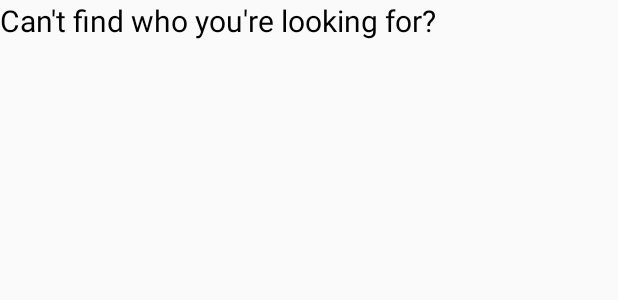
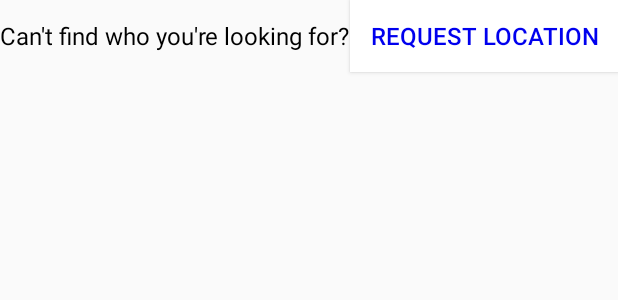
Before and after one commit to AmaarQuadri/Connectr, an Android app: the layout find_friend_list.xml on its own in the app's theme, with its tools: preview values and no code run, on a phone screen of 412 x 824 dp. Shown: the top 300 px of the screen. Run offline under Robolectric (Android 15) with nearby library versions, the phone set to English and light mode, and no system bars.

Commit message:
Changing to test

```diff
--- a/app/src/main/res/layout/find_friend_list.xml
+++ b/app/src/main/res/layout/find_friend_list.xml
@@ -19,13 +19,20 @@
         android:orientation="horizontal">
 
         <TextView
-          android:layout_width="match_parent"
+          android:layout_width="wrap_content"
           android:layout_height="wrap_content"
           android:text="Can't find who you're looking for?"
-          android:textSize="20sp"
+          android:textSize="16sp"
           android:textColor="#000000" />
+
+        <Button
+            android:layout_width="match_parent"
+            android:layout_height="wrap_content"
+            android:text="Request Location"
+            android:textColor="#0000EE"
+            android:background="#FFFFFF"
+            android:textSize="16sp"/>
 
     </LinearLayout>
 
-
 </LinearLayout>
```
